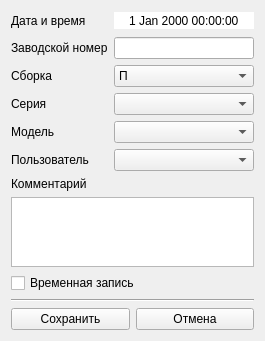
This is usonicapp/forms/edit_record.ui in Kneshal/usonicApp as Qt 5 draws it before an edit. The edited form follows.
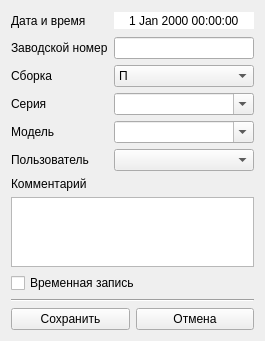
This is the edited form.

Diff of the .ui file:
```diff
--- a/usonicapp/forms/edit_record.ui
+++ b/usonicapp/forms/edit_record.ui
@@ -7,7 +7,7 @@
     <x>0</x>
     <y>0</y>
     <width>259</width>
-    <height>316</height>
+    <height>341</height>
    </rect>
   </property>
   <property name="windowTitle">
@@ -199,6 +199,9 @@
          <height>0</height>
         </size>
        </property>
+       <property name="editable">
+        <bool>true</bool>
+       </property>
       </widget>
      </item>
     </layout>
@@ -234,7 +237,7 @@
         </size>
        </property>
        <property name="editable">
-        <bool>false</bool>
+        <bool>true</bool>
        </property>
       </widget>
      </item>
```
